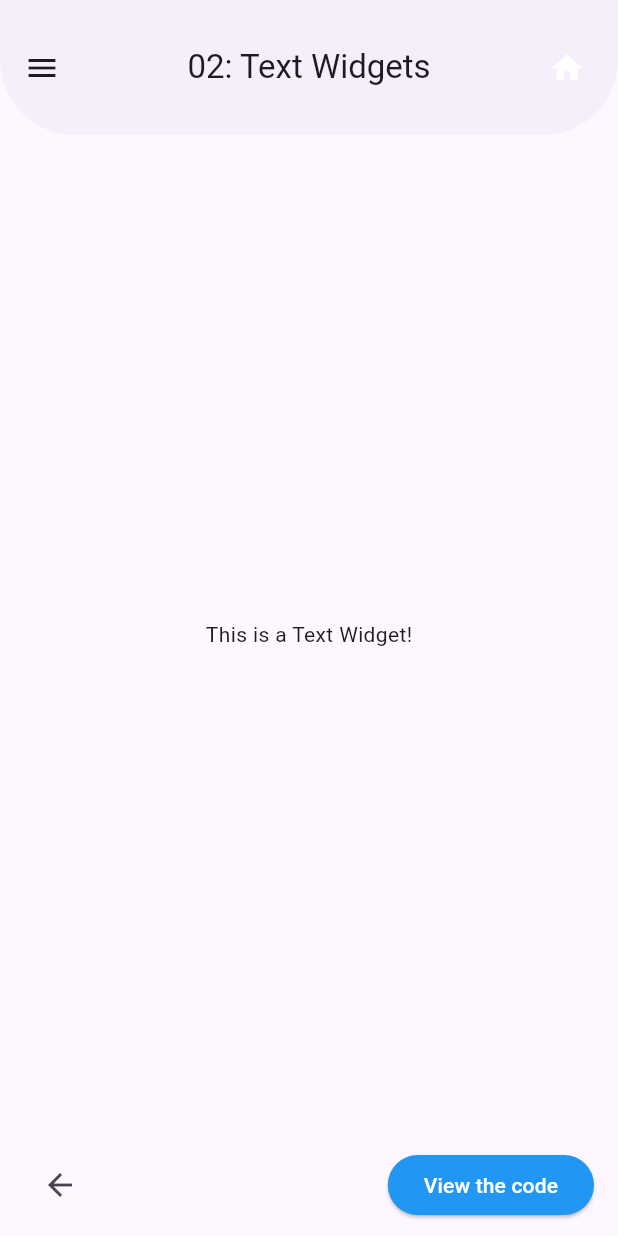
After one commit to kaiqueBellmont/flutter_concept_practices, a Flutter app: the TextWidgets screen opened directly, on a phone screen of 412 x 824 dp. The commit adds this screen. Run offline on Flutter 3.47's test engine with Material 3 defaults, Android fonts, the phone set to English and light mode, and no system bars; our stand-ins replace accordion; missing offline and left inert: syntax_highlight.

Commit message:
feat: patterns buttons

```diff
--- a/lib/components/topics/basic_widgets.dart
+++ b/lib/components/topics/basic_widgets.dart
@@ -1,6 +1,7 @@
 import 'package:flutter/material.dart';
 import 'package:flutter_concept_practices/components/accordion/generic_accordion_props.dart';
 import 'package:flutter_concept_practices/components/accordion/generic_accordion_section.dart';
+import 'package:flutter_concept_practices/pages/basic_widgets/02_text_widgets.dart';
 import 'package:flutter_concept_practices/pages/basic_widgets/hello_word.dart';
 import '../accordion/generic_accordion.dart';
 import '../accordion/subtopics_content.dart';
@@ -38,7 +39,11 @@ class BasicWidgetsSection extends StatelessWidget {
           ),
           content: const AccordionContent(subtopicsContent: [
             SubTopicContent(
-              subTopicTitle: 'Text Widgets',
+              subTopicTitle: 'Text widget',
+              route: TextWidgets(),
+            ),
+            SubTopicContent(
+              subTopicTitle: 'Official documentation',
               link: 'https://docs.flutter.dev/development/ui/widgets/text',
             )
           ]),
--- a/lib/main.dart
+++ b/lib/main.dart
@@ -1,4 +1,5 @@
 import 'package:flutter/material.dart';
+import 'package:flutter_concept_practices/pages/basic_widgets/02_text_widgets.dart';
 import 'package:flutter_concept_practices/pages/code_syntax_highlight.dart';
 import 'package:flutter_concept_practices/pages/home.dart';
 import 'package:flutter_concept_practices/pages/basic_widgets/hello_word.dart';
@@ -60,6 +61,7 @@ class MyMainApp extends StatelessWidget {
       routes: {
         AppRoutes.home: (ctx) => const HomePage(),
         AppRoutes.helloWord: (ctx) => const HelloWorld(),
+        AppRoutes.textWidgets: (ctx) => const TextWidgets(),
         AppRoutes.syntaxHyghlight: (ctx) => const CodeHighlighterPage(),
       },
       theme: ThemeData(
--- /dev/null
+++ b/lib/pages/basic_widgets/02_text_widgets.dart
@@ -0,0 +1,121 @@
+import 'package:flutter/material.dart';
+import 'package:flutter_concept_practices/components/appbar/custom_appbar.dart';
+import 'package:flutter_concept_practices/pages/code_syntax_highlight.dart';
+
+class TextWidgets extends StatelessWidget {
+  const TextWidgets({Key? key}) : super(key: key);
+
+  static const String code = '''
+@override
+  Widget build(BuildContext context) {
+    return Scaffold(
+      appBar: const CustomAppBar(title: "02: Text Widgets"),
+      body: Column(
+        children: [
+          Expanded(
+            child: Container(
+              alignment: Alignment.center,
+              decoration: BoxDecoration(border: Border.all()),
+              child: const Text('This is a Text Widget!'),
+            ),
+          ),
+          Padding(
+            padding: const EdgeInsets.symmetric(horizontal: 16, vertical: 10),
+            child: Row(
+              mainAxisAlignment: MainAxisAlignment.spaceBetween, // Espaço entre os botões
+              children: [
+                IconButton(
+                  icon: const Icon(Icons.arrow_back), // Ícone de seta para a esquerda
+                  onPressed: () {
+                    Navigator.pop(context); // Navegação de volta
+                  },
+                ),
+                ElevatedButton(
+                  style: ElevatedButton.styleFrom(
+                    backgroundColor: Colors.blue,
+                    foregroundColor: Colors.white,
+                  ),
+                  onPressed: () {
+                    Navigator.of(context).push(
+                      PageRouteBuilder(
+                        transitionDuration: const Duration(milliseconds: 200),
+                        pageBuilder: (context, animation, secondaryAnimation) =>
+                            const CodeHighlighterPage(
+                          code: code,
+                        ),
+                        transitionsBuilder: (context, animation, secondaryAnimation, child) {
+                          return FadeTransition(
+                            opacity: animation,
+                            child: child,
+                          );
+                        },
+                      ),
+                    );
+                  },
+                  child: const Text('View the code'),
+                ),
+              ],
+            ),
+          ),
+        ],
+      ),
+    );
+  }
+}
+''';
+
+  @override
+  Widget build(BuildContext context) {
+    return Scaffold(
+      appBar: const CustomAppBar(title: "02: Text Widgets"),
+      body: Column(
+        children: [
+          Expanded(
+            child: Container(
+              alignment: Alignment.center,
+              child: const Text('This is a Text Widget!'),
+            ),
+          ),
+          Padding(
+            padding: const EdgeInsets.symmetric(horizontal: 16, vertical: 10),
+            child: Row(
+              mainAxisAlignment: MainAxisAlignment.spaceBetween,
+              children: [
+                IconButton(
+                  icon: const Icon(Icons.arrow_back),
+                  onPressed: () {
+                    Navigator.pop(context);
+                  },
+                ),
+                ElevatedButton(
+                  style: ElevatedButton.styleFrom(
+                    backgroundColor: Colors.blue,
+                    foregroundColor: Colors.white,
+                  ),
+                  onPressed: () {
+                    Navigator.of(context).push(
+                      PageRouteBuilder(
+                        transitionDuration: const Duration(milliseconds: 200),
+                        pageBuilder: (context, animation, secondaryAnimation) =>
+                            const CodeHighlighterPage(
+                          code: code,
+                        ),
+                        transitionsBuilder: (context, animation, secondaryAnimation, child) {
+                          return FadeTransition(
+                            opacity: animation,
+                            child: child,
+                          );
+                        },
+                      ),
+                    );
+                  },
+                  child: const Text('View the code'),
+                ),
+              ],
+            ),
+          ),
+        ],
+      ),
+    );
+  }
+}
--- a/lib/utils/routes/routes.dart
+++ b/lib/utils/routes/routes.dart
@@ -1,5 +1,6 @@
 class AppRoutes {
   static const home = '/home';
   static const helloWord = '/hello_word';
+  static const textWidgets = '/text_widgets';
   static const syntaxHyghlight = '/code_syntax_highlight';
 }
```
